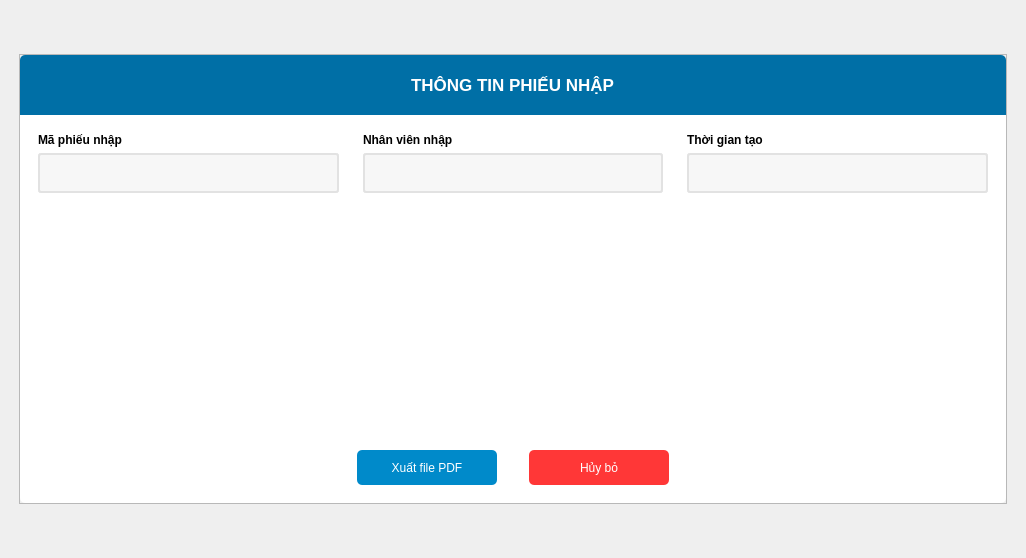
Old version of the form UI/forms/manager/import_invoice_detail.ui in the repository yuukun123/bakery-management-system.
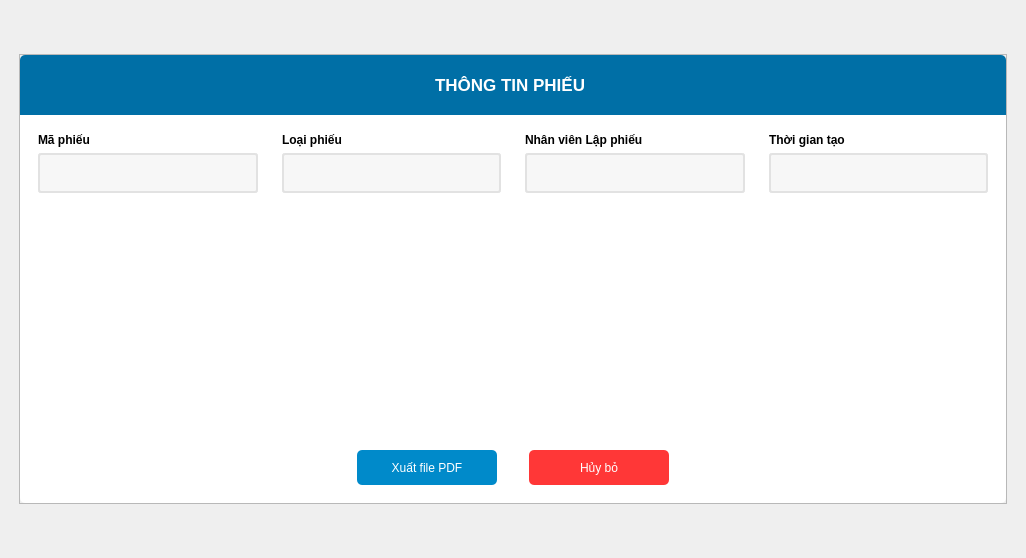
New version of the form.

Patch:
```diff
--- a/UI/forms/manager/import_invoice_detail.ui
+++ b/UI/forms/manager/import_invoice_detail.ui
@@ -89,7 +89,7 @@
             <string notr="true">color: rgb(255, 255, 255);</string>
            </property>
            <property name="text">
-            <string>THÔNG TIN PHIẾU NHẬP</string>
+            <string>THÔNG TIN PHIẾU </string>
            </property>
           </widget>
          </item>
@@ -164,7 +164,7 @@
                   </font>
                  </property>
                  <property name="text">
-                  <string>Mã phiếu nhập</string>
+                  <string>Mã phiếu </string>
                  </property>
                 </widget>
                </item>
@@ -205,6 +205,66 @@
               </layout>
              </widget>
             </item>
+            <item>
+             <widget class="QFrame" name="frame_5">
+              <property name="frameShape">
+               <enum>QFrame::StyledPanel</enum>
+              </property>
+              <property name="frameShadow">
+               <enum>QFrame::Raised</enum>
+              </property>
+              <layout class="QVBoxLayout" name="verticalLayout_6">
+               <item>
+                <widget class="QLabel" name="type_invoice_label">
+                 <property name="font">
+                  <font>
+                   <pointsize>9</pointsize>
+                   <weight>75</weight>
+                   <bold>true</bold>
+                  </font>
+                 </property>
+                 <property name="text">
+                  <string>Loại phiếu</string>
+                 </property>
+                </widget>
+               </item>
+               <item>
+                <widget class="QLineEdit" name="type_invoice">
+                 <property name="minimumSize">
+                  <size>
+                   <width>0</width>
+                   <height>40</height>
+                  </size>
+                 </property>
+                 <property name="font">
+                  <font>
+                   <family>Segoe UI</family>
+                   <pointsize>-1</pointsize>
+                   <weight>50</weight>
+                   <italic>false</italic>
+                   <bold>false</bold>
+                  </font>
+                 </property>
+                 <property name="styleSheet">
+                  <string notr="true">#type_invoice{
+	border: 2px solid rgb(226, 226, 226);
+	border-radius:3px;
+	font: 16px &quot;Segoe UI&quot;;
+	background-color: rgb(247, 247, 247);
+}
+</string>
+                 </property>
+                 <property name="text">
+                  <string/>
+                 </property>
+                 <property name="readOnly">
+                  <bool>true</bool>
+                 </property>
+                </widget>
+               </item>
+              </layout>
+             </widget>
+            </item>
             <item>
              <widget class="QFrame" name="frame">
               <property name="frameShape">
@@ -224,7 +284,7 @@
                   </font>
                  </property>
                  <property name="text">
-                  <string>Nhân viên nhập</string>
+                  <string>Nhân viên Lập phiếu</string>
                  </property>
                 </widget>
                </item>
```
